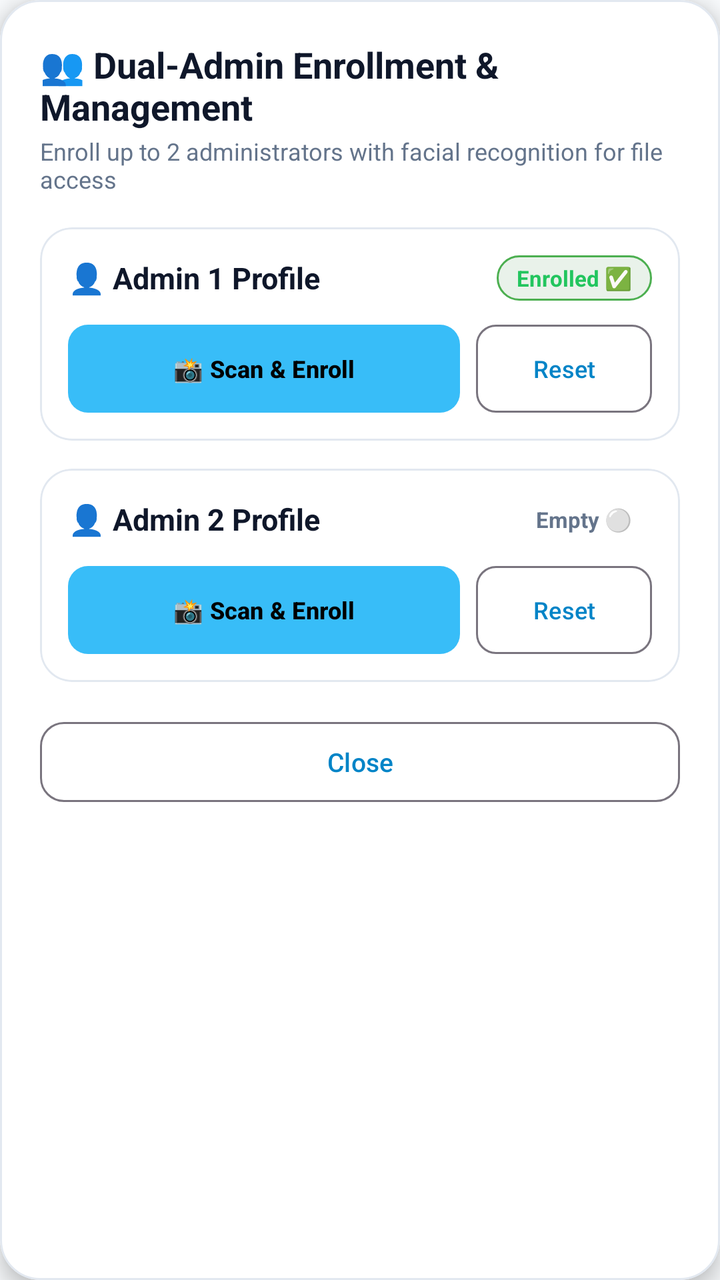
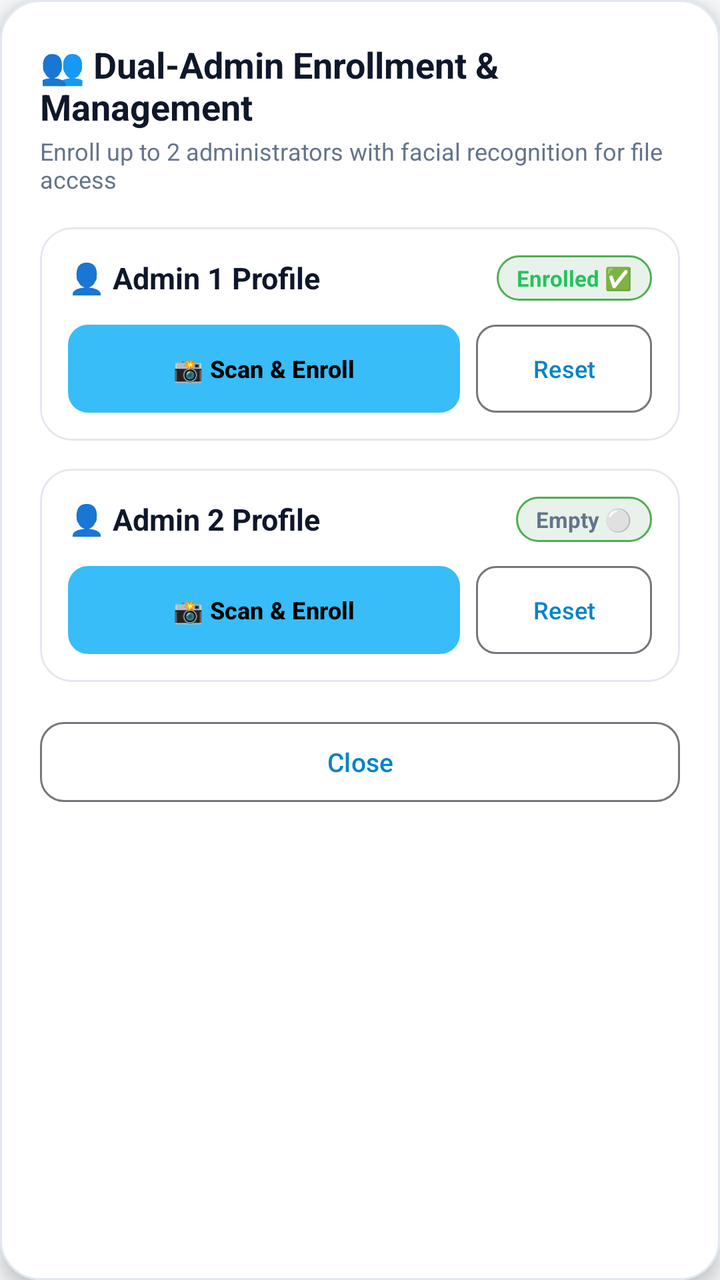

Two renders of the same Android screen: before a commit and after it. Below are the layout's source before the change and the commit's diff.
<!-- AndroidManifest.xml: application theme Theme.HoneyfileSecurity -->
<!-- res/layout/dialog_admin_management.xml -->
<?xml version="1.0" encoding="utf-8"?>
<com.google.android.material.card.MaterialCardView xmlns:android="http://schemas.android.com/apk/res/android"
    xmlns:app="http://schemas.android.com/apk/res-auto"
    android:layout_width="match_parent"
    android:layout_height="wrap_content"
    android:layout_margin="16dp"
    app:cardBackgroundColor="?attr/appCardColor"
    app:cardCornerRadius="20dp"
    app:cardElevation="6dp"
    app:strokeColor="?attr/appCardStrokeColor"
    app:strokeWidth="1dp">

    <LinearLayout
        android:layout_width="match_parent"
        android:layout_height="wrap_content"
        android:orientation="vertical"
        android:padding="20dp">

        <TextView
            android:layout_width="wrap_content"
            android:layout_height="wrap_content"
            android:text="👥 Dual-Admin Enrollment &amp; Management"
            android:textColor="?attr/appTextColorPrimary"
            android:textSize="18sp"
            android:textStyle="bold" />

        <TextView
            android:layout_width="wrap_content"
            android:layout_height="wrap_content"
            android:text="Enroll up to 2 administrators with facial recognition for file access"
            android:textColor="?attr/appTextColorSecondary"
            android:textSize="12sp"
            android:layout_marginTop="2dp"
            android:layout_marginBottom="16dp" />

        
        <com.google.android.material.card.MaterialCardView
            android:layout_width="match_parent"
            android:layout_height="wrap_content"
            android:layout_marginBottom="14dp"
            app:cardBackgroundColor="?attr/appCardColor"
            app:cardCornerRadius="16dp"
            app:cardElevation="0dp"
            app:strokeColor="?attr/appCardStrokeColor"
            app:strokeWidth="1dp">

            <LinearLayout
                android:layout_width="match_parent"
                android:layout_height="wrap_content"
                android:orientation="vertical"
                android:padding="14dp">

                <LinearLayout
                    android:layout_width="match_parent"
                    android:layout_height="wrap_content"
                    android:orientation="horizontal"
                    android:gravity="center_vertical">

                    <LinearLayout
                        android:layout_width="0dp"
                        android:layout_height="wrap_content"
                        android:layout_weight="1"
                        android:orientation="vertical">

                        <TextView
                            android:layout_width="wrap_content"
                            android:layout_height="wrap_content"
                            android:text="👤 Admin 1 Profile"
                            android:textColor="?attr/appTextColorPrimary"
                            android:textSize="15sp"
                            android:textStyle="bold" />

                        <TextView
                            android:id="@+id/tvAdmin1Email"
                            android:layout_width="wrap_content"
                            android:layout_height="wrap_content"
                            android:text="📧 No email registered"
                            android:textColor="?attr/appTextColorSecondary"
                            android:textSize="11sp"
                            android:visibility="gone"
                            android:ellipsize="end"
                            android:maxLines="1"
                            android:layout_marginTop="2dp" />

                    </LinearLayout>

                    <TextView
                        android:id="@+id/tvAdmin1Status"
                        android:layout_width="wrap_content"
                        android:layout_height="wrap_content"
                        android:text="Enrolled ✅"
                        android:textColor="@color/success_green"
                        android:textSize="11sp"
                        android:textStyle="bold"
                        android:paddingHorizontal="10dp"
                        android:paddingVertical="4dp"
                        android:background="@drawable/badge_rounded_green" />

                </LinearLayout>

                <LinearLayout
                    android:layout_width="match_parent"
                    android:layout_height="wrap_content"
                    android:orientation="horizontal"
                    android:layout_marginTop="12dp">

                    <com.google.android.material.button.MaterialButton
                        android:id="@+id/btnEnrollAdmin1"
                        android:layout_width="0dp"
                        android:layout_height="wrap_content"
                        android:minHeight="44dp"
                        android:layout_weight="1"
                        android:text="📸 Scan &amp; Enroll"
                        android:textColor="@color/black"
                        android:textSize="12sp"
                        android:textStyle="bold"
                        android:insetTop="0dp"
                        android:insetBottom="0dp"
                        app:backgroundTint="@color/primary_accent"
                        app:cornerRadius="10dp" />

                    <com.google.android.material.button.MaterialButton
                        android:id="@+id/btnClearAdmin1"
                        style="@style/Widget.Material3.Button.OutlinedButton"
                        android:layout_width="wrap_content"
                        android:layout_height="wrap_content"
                        android:minHeight="44dp"
                        android:layout_marginStart="8dp"
                        android:text="Reset"
                        android:textSize="12sp"
                        android:insetTop="0dp"
                        android:insetBottom="0dp"
                        app:cornerRadius="10dp" />

                </LinearLayout>

            </LinearLayout>
        </com.google.android.material.card.MaterialCardView>

        
        <com.google.android.material.card.MaterialCardView
            android:layout_width="match_parent"
            android:layout_height="wrap_content"
            android:layout_marginBottom="16dp"
            app:cardBackgroundColor="?attr/appCardColor"
            app:cardCornerRadius="16dp"
            app:cardElevation="0dp"
            app:strokeColor="?attr/appCardStrokeColor"
            app:strokeWidth="1dp">

            <LinearLayout
                android:layout_width="match_parent"
                android:layout_height="wrap_content"
                android:orientation="vertical"
                android:padding="14dp">

                <LinearLayout
                    android:layout_width="match_parent"
                    android:layout_height="wrap_content"
                    android:orientation="horizontal"
                    android:gravity="center_vertical">

                    <LinearLayout
                        android:layout_width="0dp"
                        android:layout_height="wrap_content"
                        android:layout_weight="1"
                        android:orientation="vertical">

                        <TextView
                            android:layout_width="wrap_content"
                            android:layout_height="wrap_content"
                            android:text="👤 Admin 2 Profile"
                            android:textColor="?attr/appTextColorPrimary"
                            android:textSize="15sp"
                            android:textStyle="bold" />

                        <TextView
                            android:id="@+id/tvAdmin2Email"
                            android:layout_width="wrap_content"
                            android:layout_height="wrap_content"
                            android:text="📧 No email registered"
                            android:textColor="?attr/appTextColorSecondary"
                            android:textSize="11sp"
                            android:visibility="gone"
                            android:ellipsize="end"
                            android:maxLines="1"
                            android:layout_marginTop="2dp" />

                    </LinearLayout>

                    <TextView
                        android:id="@+id/tvAdmin2Status"
                        android:layout_width="wrap_content"
                        android:layout_height="wrap_content"
                        android:text="Empty ⚪"
                        android:textColor="?attr/appTextColorSecondary"
                        android:textSize="11sp"
                        android:textStyle="bold"
                        android:paddingHorizontal="10dp"
                        android:paddingVertical="4dp" />

                </LinearLayout>

                <LinearLayout
                    android:layout_width="match_parent"
                    android:layout_height="wrap_content"
                    android:orientation="horizontal"
                    android:layout_marginTop="12dp">

                    <com.google.android.material.button.MaterialButton
                        android:id="@+id/btnEnrollAdmin2"
                        android:layout_width="0dp"
                        android:layout_height="wrap_content"
                        android:minHeight="44dp"
                        android:layout_weight="1"
                        android:text="📸 Scan &amp; Enroll"
                        android:textColor="@color/black"
                        android:textSize="12sp"
                        android:textStyle="bold"
                        android:insetTop="0dp"
                        android:insetBottom="0dp"
                        app:backgroundTint="@color/primary_accent"
                        app:cornerRadius="10dp" />

                    <com.google.android.material.button.MaterialButton
                        android:id="@+id/btnClearAdmin2"
                        style="@style/Widget.Material3.Button.OutlinedButton"
                        android:layout_width="wrap_content"
                        android:layout_height="wrap_content"
                        android:minHeight="44dp"
                        android:layout_marginStart="8dp"
                        android:text="Reset"
                        android:textSize="12sp"
                        android:insetTop="0dp"
                        android:insetBottom="0dp"
                        app:cornerRadius="10dp" />

                </LinearLayout>

            </LinearLayout>
        </com.google.android.material.card.MaterialCardView>

        
        <com.google.android.material.button.MaterialButton
            android:id="@+id/btnCloseAdminMgmt"
            style="@style/Widget.Material3.Button.OutlinedButton"
            android:layout_width="match_parent"
            android:layout_height="48dp"
            android:text="Close"
            android:textSize="13sp"
            app:cornerRadius="12dp" />

    </LinearLayout>

</com.google.android.material.card.MaterialCardView>
<!-- resources referenced by this layout -->
<resources>
  <color name="black">#FF000000</color>
  <color name="primary_accent">#38BDF8</color>
  <color name="success_green">#22C55E</color>
  <!-- drawable badge_rounded_green (drawable) -->
  <?xml version="1.0" encoding="utf-8"?>
  <shape xmlns:android="http://schemas.android.com/apk/res/android"
      android:shape="rectangle">
      <solid android:color="#1A2E7D32" />
      <corners android:radius="20dp" />
      <stroke
          android:width="1dp"
          android:color="#4CAF50" />
  </shape>
  <style name="Theme.HoneyfileSecurity" parent="Theme.Material3.DayNight.NoActionBar">
          <item name="colorPrimary">@color/primary_accent_light</item>
          <item name="colorOnPrimary">@color/white</item>
          <item name="colorSecondary">@color/teal_700</item>
          <item name="android:statusBarColor">@color/light_bg</item>
          <item name="android:windowBackground">@color/light_bg</item>
  
          
          <item name="appBackgroundColor">@color/light_bg</item>
          <item name="appCardColor">@color/light_card_bg</item>
          <item name="appCardStrokeColor">@color/light_card_stroke</item>
          <item name="appTextColorPrimary">@color/light_text_primary</item>
          <item name="appTextColorSecondary">@color/light_text_secondary</item>
      </style>
  <color name="primary_accent_light">#0284C7</color>
  <color name="white">#FFFFFFFF</color>
  <color name="teal_700">#FF018786</color>
  <color name="light_bg">#F8FAFC</color>
  <color name="light_card_bg">#FFFFFF</color>
  <color name="light_card_stroke">#E2E8F0</color>
  <color name="light_text_primary">#0F172A</color>
  <color name="light_text_secondary">#64748B</color>
</resources>

<!-- the commit's change to res/layout/dialog_admin_management.xml (unified diff, before → after) -->
@@ -197,7 +197,8 @@
                         android:textSize="11sp"
                         android:textStyle="bold"
                         android:paddingHorizontal="10dp"
-                        android:paddingVertical="4dp" />
+                        android:paddingVertical="4dp"
+                        android:background="@drawable/badge_rounded_green" />
 
                 </LinearLayout>
 
